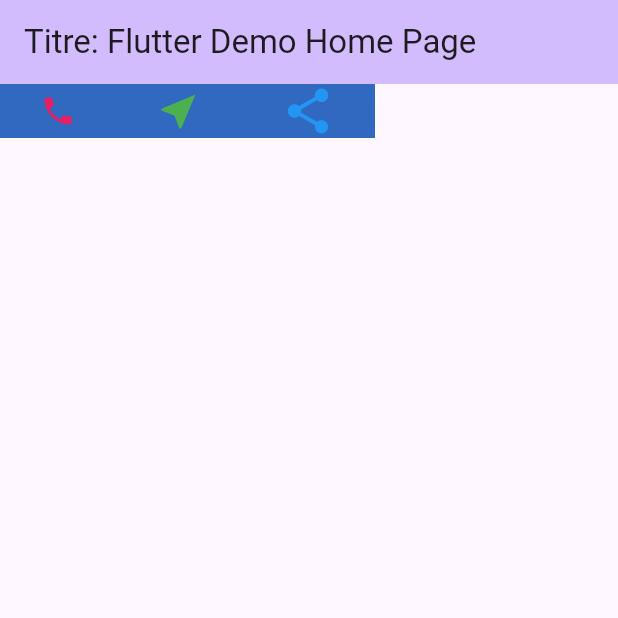
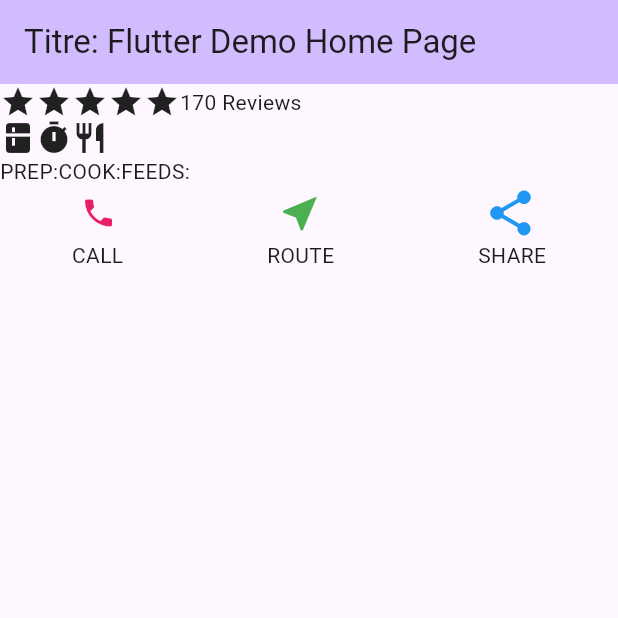
Before and after one commit to MrPikuniku/flutter2, a Flutter app: the screen it shows after launch, on a phone screen of 412 x 824 dp, the top half of it. Run offline on Flutter 3.47's test engine with Material 3 defaults, Android fonts, the phone set to English and light mode, and no system bars.

Commit message:
figure 2

```diff
--- a/lib/main.dart
+++ b/lib/main.dart
@@ -87,10 +87,20 @@ class _MyHomePageState extends State<MyHomePage> {
         // the App.build method, and use it to set our appbar title.
         title: Text(widget.title),
       ),
-      body: Container(
-        width: 250,
-        color: Color.fromARGB(255, 49, 104, 192) ,
-        child: Row(
+      body: Center(
+        child: Column(
+          children: [
+            Column(
+
+              children: [
+                Row(children: [Icon(Icons.star), Icon(Icons.star), Icon(Icons.star), Icon(Icons.star), Icon(Icons.star), /*Spacer(),*/ Text("170 Reviews")  ]),
+              Row(children: [ Icon(Icons.kitchen), Icon(Icons.timer), Icon(Icons.restaurant) ] ),
+            Row(children: [ Text("PREP:"), Text("COOK:"), Text("FEEDS:")] ),
+            ],
+            ),
+            Row(),
+
+            Row(
               mainAxisAlignment: MainAxisAlignment.spaceAround,
               children: [
                 Icon(
@@ -109,7 +119,13 @@ class _MyHomePageState extends State<MyHomePage> {
                   color: Colors.blue,
                   size: 36.0,
                 ),
-          ],),
+              ],), Row(
+              mainAxisAlignment: MainAxisAlignment.spaceAround,
+              children: [
+                Text("CALL"),Text("ROUTE"),Text("SHARE")
+              ],)
+          ],
+        ),
       )
        // This trailing comma makes auto-formatting nicer for build methods.
     );
```
Lines whose indentation alone changed are shown as unchanged.
